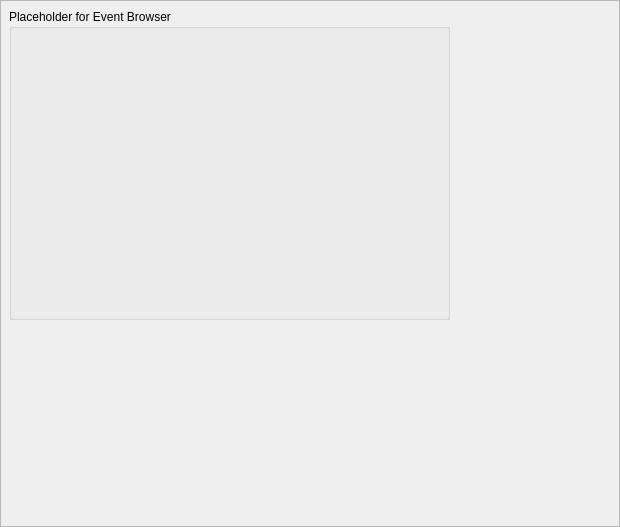
Above: qrenderdoc/EventBrowser.ui from baldurk/renderdoc before the change. Below: the same form after it.
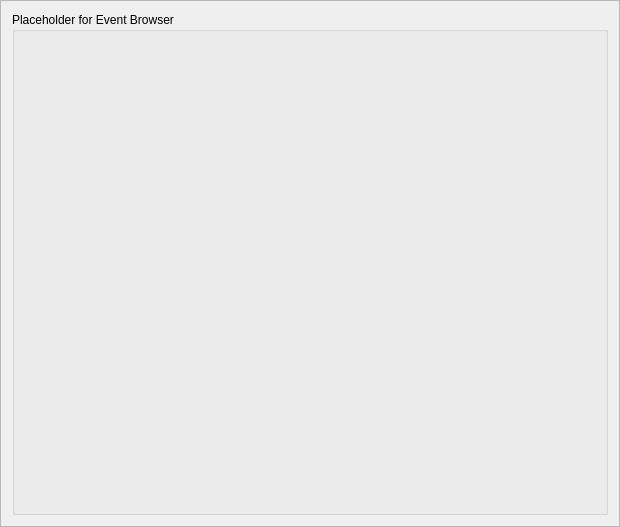
That is the form after the change.

```diff
--- a/qrenderdoc/EventBrowser.ui
+++ b/qrenderdoc/EventBrowser.ui
@@ -19,25 +19,15 @@
   <property name="frameShadow">
    <enum>QFrame::Raised</enum>
   </property>
+  <layout class="QGridLayout" name="gridLayout">
+   <item row="0" column="0">
   <widget class="QGroupBox" name="groupBox">
-   <property name="geometry">
-    <rect>
-     <x>9</x>
-     <y>9</y>
-     <width>441</width>
-     <height>311</height>
-    </rect>
-   </property>
-   <property name="sizePolicy">
-    <sizepolicy hsizetype="Maximum" vsizetype="Maximum">
-     <horstretch>0</horstretch>
-     <verstretch>0</verstretch>
-    </sizepolicy>
-   </property>
    <property name="title">
     <string>Placeholder for Event Browser</string>
    </property>
   </widget>
+   </item>
+  </layout>
  </widget>
  <resources/>
  <connections/>
```
Lines whose indentation alone changed are shown as unchanged.
